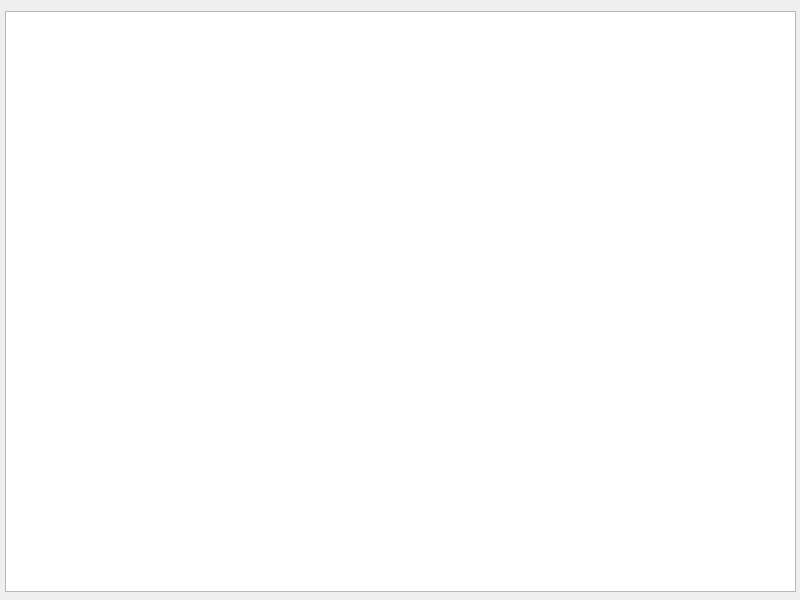
Above: mainwindow.ui from Renevier/Honneur_aux_dames before the change. Below: the same form after it.
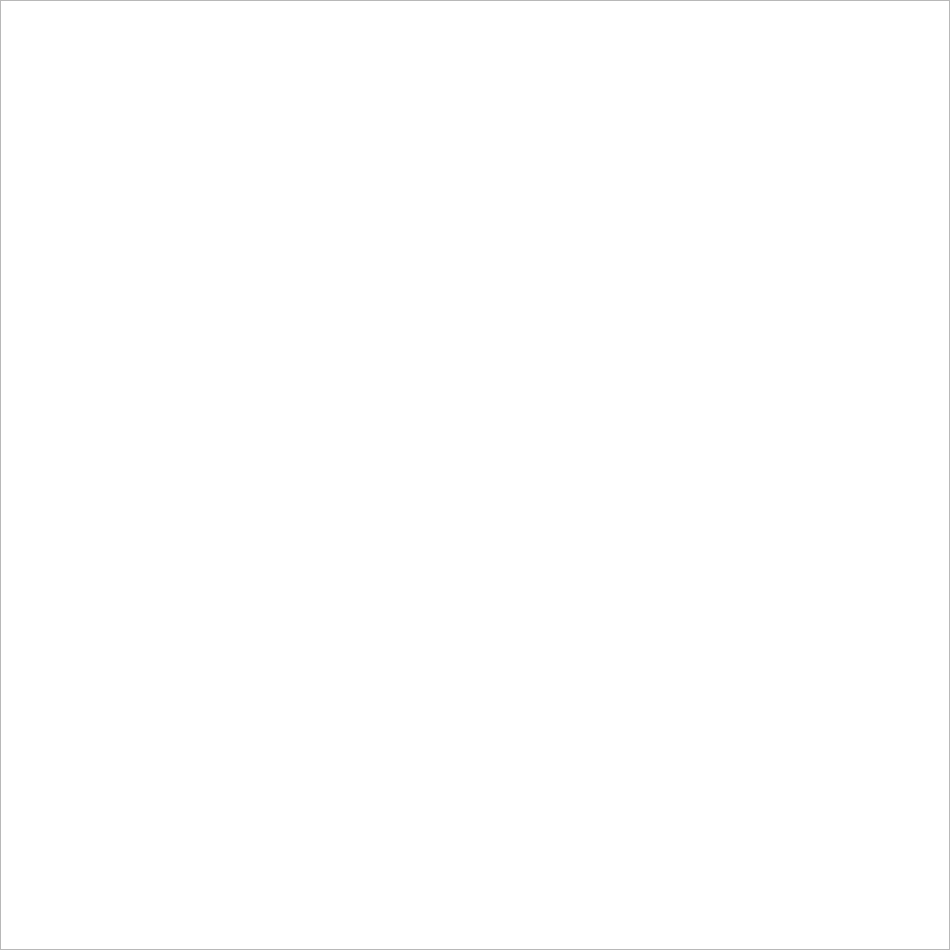
That is the form after the change.

Commit message: fit the bc

Diff of the .ui file:
```diff
--- a/mainwindow.ui
+++ b/mainwindow.ui
@@ -6,23 +6,59 @@
    <rect>
     <x>0</x>
     <y>0</y>
-    <width>800</width>
-    <height>600</height>
+    <width>950</width>
+    <height>950</height>
    </rect>
   </property>
   <property name="windowTitle">
    <string>MainWindow</string>
   </property>
   <widget class="QWidget" name="centralwidget">
+   <property name="enabled">
+    <bool>true</bool>
+   </property>
+   <property name="minimumSize">
+    <size>
+     <width>950</width>
+     <height>950</height>
+    </size>
+   </property>
+   <property name="maximumSize">
+    <size>
+     <width>950</width>
+     <height>950</height>
+    </size>
+   </property>
+   <property name="toolTip">
+    <string/>
+   </property>
    <widget class="QGraphicsView" name="graphicsView">
     <property name="geometry">
      <rect>
-      <x>5</x>
-      <y>11</y>
-      <width>791</width>
-      <height>581</height>
+      <x>0</x>
+      <y>0</y>
+      <width>950</width>
+      <height>950</height>
      </rect>
     </property>
+    <property name="minimumSize">
+     <size>
+      <width>950</width>
+      <height>950</height>
+     </size>
+    </property>
+    <property name="maximumSize">
+     <size>
+      <width>950</width>
+      <height>950</height>
+     </size>
+    </property>
+    <property name="verticalScrollBarPolicy">
+     <enum>Qt::ScrollBarAlwaysOff</enum>
+    </property>
+    <property name="horizontalScrollBarPolicy">
+     <enum>Qt::ScrollBarAlwaysOff</enum>
+    </property>
    </widget>
   </widget>
  </widget>
```
The commit also changes 1 other file.
